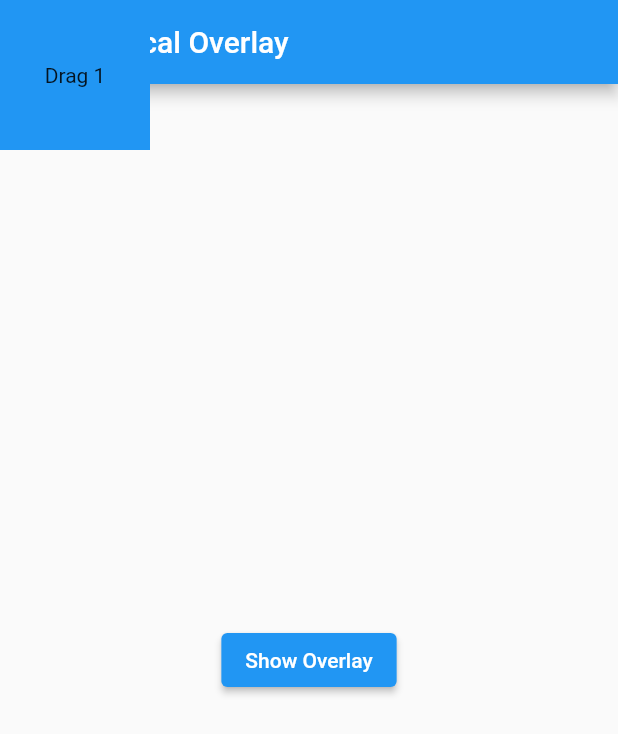
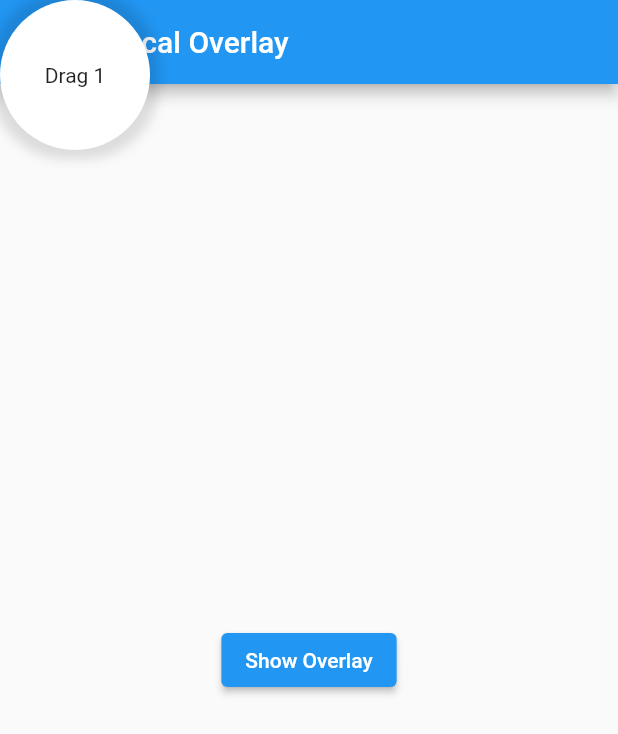
Before and after one commit to sonnts996/overlay_manager, a Flutter app: the screen it shows after launch, after a tap on "Show Overlay", after a tap on "Local Overlay", on a phone screen of 412 x 824 dp. Shown: the top 734 px of the screen. Run offline on Flutter 3.47's test engine with Material 2 defaults, Android fonts, the phone set to English and light mode, and no system bars.

Commit message:
feature(rearrange) - Fix: OverlayManagerEntry generic type. - New Feature: Rearrange entry.

```diff
--- a/example/lib/home_page.dart
+++ b/example/lib/home_page.dart
@@ -24,6 +24,20 @@ class _MyHomePageState extends State<MyHomePage> {
     super.initState();
   }
 
+  Future<void> showOverlay(int id) async {
+    manager.show(
+      mode: OverlayMode.transparent,
+      builder: (context, entry) {
+        return Bubble(
+          id: id,
+          moveToTop: () {
+            entry.rearrange((manager.topEntry?.elevation ?? 0) + 1);
+          },
+        );
+      },
+    );
+  }
+
   @override
   Widget build(BuildContext context) {
     return Scaffold(
@@ -37,15 +51,11 @@ class _MyHomePageState extends State<MyHomePage> {
             children: [
               ElevatedButton(
                   onPressed: () {
-                    manager.show(
-                      mode: OverlayMode.transparent,
-                      builder: (context, entry) {
-                        count++;
-                        return Bubble(id: count);
-                      },
-                    );
+                    count++;
+                    showOverlay(count);
                   },
                   child: const Text('Show Overlay')),
+              const SizedBox(height: 8),
               ElevatedButton(
                   onPressed: () {
                     Navigator.push(
@@ -66,9 +76,11 @@ class Bubble extends StatefulWidget {
   const Bubble({
     Key? key,
     required this.id,
+    required this.moveToTop,
   }) : super(key: key);
 
   final int id;
+  final void Function() moveToTop;
 
   @override
   State<StatefulWidget> createState() {
@@ -97,22 +109,29 @@ class _BubbleState extends State<Bubble> {
           top: position.dy - height + 20,
           child: Draggable(
             child: GestureDetector(
-              onTap: () => print('pressed'),
+              onDoubleTap: widget.moveToTop,
               child: Container(
                 width: width,
                 height: height,
-                color: Colors.blue,
+                decoration: BoxDecoration(
+                    borderRadius: BorderRadius.circular(50),
+                    color: Colors.white,
+                    boxShadow: const [BoxShadow(color: Colors.black12, blurRadius: 6, spreadRadius: 6)]),
                 child: Center(
                   child: Text("Drag $_id"),
                 ),
               ),
             ),
             feedback: Material(
+              color: Colors.transparent,
               child: Container(
                 child: Center(
                   child: Text("Drag $_id"),
                 ),
-                color: Colors.red[800],
+                decoration: BoxDecoration(
+                    borderRadius: BorderRadius.circular(50),
+                    color: Colors.white38,
+                    boxShadow: const [BoxShadow(color: Colors.black12, blurRadius: 6, spreadRadius: 6)]),
                 width: width,
                 height: height,
               ),
--- a/example/lib/overlay_page.dart
+++ b/example/lib/overlay_page.dart
@@ -21,7 +21,7 @@ class _OverlayPageState extends State<OverlayPage> {
   @override
   void initState() {
     super.initState();
-    WidgetsBinding.instance?.addPostFrameCallback((timeStamp) {
+    WidgetsBinding.instance.addPostFrameCallback((timeStamp) {
       _manager = ContextOverlayManager(context: context);
     });
   }
--- a/lib/src/manager/overlay_manager.dart
+++ b/lib/src/manager/overlay_manager.dart
@@ -26,7 +26,7 @@ class _OverlayManagerEntry<T> extends OverlayManagerEntry<T> {
   bool get closed => _closed;
 
   @override
-  void close(T? value) {
+  void close([T? value]) {
     if (!closed) {
       _overlay.remove();
       (manager as _OverlayManager)._remove(this);
@@ -77,7 +77,7 @@ abstract class _OverlayManager extends OverlayManager {
 
   @override
   OverlayManagerEntry<T> show<T>({
-    required OverlayBuilder builder,
+    required OverlayBuilder<T> builder,
     bool isDismissible = true,
     OverlayDismiss<T>? onDismiss,
     Color barrierColor = Colors.black45,
@@ -87,9 +87,8 @@ abstract class _OverlayManager extends OverlayManager {
     final _entry = _OverlayManagerEntry<T>(
         manager: this,
         onDismiss: onDismiss,
-        isDismissible: isDismissible,
-        elevation: elevation);
-    _entry._overlay = _create(
+        isDismissible: isDismissible, elevation: elevation);
+    _entry._overlay = _create<T>(
       builder: builder,
       entry: _entry,
       onDismiss: onDismiss,
@@ -98,23 +97,39 @@ abstract class _OverlayManager extends OverlayManager {
       mode: mode,
     );
 
-    _entries.add(_entry);
-    _entries.sort((a, b) => a.compareTo(b));
+    if (_entries.length == 1) {
+      _entries.add(_entry);
+      _overlay.insert(_entry._overlay);
+    } else {
+      OverlayManagerEntry? above;
+      try {
+        above = _entries.firstWhere((element) => element.elevation > elevation);
+      } catch (e) {
+        above = null;
+      }
 
-    _overlay.insert(
-      _entry._overlay,
-    );
-
-    // _overlay.rearrange(
-    //   _entries.map((e) => (e as _OverlayManagerEntry)._overlay),
-    // );
-
+      if (above == null) {
+        _entries.add(_entry);
+        _overlay.insert(_entry._overlay);
+      } else {
+        int index = _entries.indexOf(above);
+        _entries.insert(index, _entry);
+        _overlay.insert(_entry._overlay, above: (above as _OverlayManagerEntry)._overlay);
+      }
+    }
     return _entry;
   }
 
+  @override
+  void rearrange() {
+    _entries.sort((a, b) => a.compareTo(b));
+    final newEntries = _entries.map((e) => (e as _OverlayManagerEntry)._overlay);
+    _overlay.rearrange(newEntries, below: newEntries.first);
+  }
+
   OverlayEntry _create<T>({
-    required OverlayBuilder builder,
-    required OverlayManagerEntry entry,
+    required OverlayBuilder<T> builder,
+    required OverlayManagerEntry<T> entry,
     bool isDismissible = true,
     OverlayDismiss<T>? onDismiss,
     Color barrierColor = Colors.black45,
@@ -126,6 +141,7 @@ abstract class _OverlayManager extends OverlayManager {
       }
       return OverlayEntry(
         opaque: false,
+        maintainState: true,
         builder: (context) => GestureDetector(
           behavior: HitTestBehavior.deferToChild,
           onTap: !isDismissible ? null : () => entry.close(null),
@@ -141,13 +157,13 @@ abstract class _OverlayManager extends OverlayManager {
     } else if (mode == OverlayMode.transparent) {
       return OverlayEntry(
         opaque: false,
-        builder: (context) => Material(
-            type: MaterialType.transparency,
-            child: builder.call(context, entry)),
+        maintainState: true,
+        builder: (context) => Material(type: MaterialType.transparency, child: builder.call(context, entry)),
       );
     } else {
       return OverlayEntry(
         opaque: false,
+        maintainState: true,
         builder: (context) => builder.call(context, entry),
       );
     }
@@ -193,6 +209,6 @@ class ContextOverlayManager extends _OverlayManager {
 
   @override
   OverlayState get _overlay {
-    return Overlay.of(context!)!;
+    return Overlay.of(context!);
   }
 }
--- a/lib/src/models/functions.dart
+++ b/lib/src/models/functions.dart
@@ -10,9 +10,9 @@ import 'overlay_manager_entry.dart';
 ///
 /// OverlayBuilder returns the overlay a widget to display on the screen,
 /// with [context] and an OverlayManagerEntry [entry] to manage the overlay.
-typedef OverlayBuilder = Widget Function(
+typedef OverlayBuilder<T> = Widget Function(
   BuildContext context,
-  OverlayManagerEntry entry,
+  OverlayManagerEntry<T> entry,
 );
 
 ///
--- a/lib/src/models/overlay_manager_entry.dart
+++ b/lib/src/models/overlay_manager_entry.dart
@@ -26,15 +26,24 @@ abstract class OverlayManagerEntry<T> extends Comparable {
   /// Used for internal! [isDismissible] is true if the overlay can be close automatically.
   final bool isDismissible;
 
-  /// In development, the [elevation] provides layer position of this overlay in manage
-  final double elevation;
+  /// The [elevation] provides the layer's z-index position of this overlay in manage.
+  /// Call [OverlayManager.rearrange] or use [OverlayManagerEntry.rearrange] to apply the new overlay elevation order.
+  ///
+  /// Note: Nothing happens if there is no the [rearrange] function is called.
+  double elevation;
+
+  /// Rearrange entry with [newElevation]
+  void rearrange(double newElevation) {
+    elevation = newElevation;
+    manager.rearrange();
+  }
 
   /// [closed] is true if this overlay is closed.
   /// each overlay can be shown only one time and can not be reused if it is closed
   bool get closed;
 
   /// close this overlay if [closed] is false and return T [value] for [onDismiss]
-  void close(T? value);
+  void close([T? value]);
 
   @override
   int compareTo(other) {
--- a/lib/src/overlay_manager.base.dart
+++ b/lib/src/overlay_manager.base.dart
@@ -40,6 +40,9 @@ abstract class OverlayManager {
   /// The top entry in this manager, null if this entries list in the manager is empty.
   OverlayManagerEntry? get topEntry;
 
+  /// Rearrange the entries in this manager by elevation
+  void rearrange();
+
   /// Every time [show] is called, an overlay will be created and displayed on the screen with [elevation].
   /// The widget will be taken from [builder].
   /// If [mode] is equal to [OverlayMode.opaque], [barrierColor] will be applied.
@@ -48,7 +51,7 @@ abstract class OverlayManager {
   /// Note that the overlay cannot be closed by out click if [mode] is different from [OverlayMode.opaque],
   /// then the widgets below are touchable.
   OverlayManagerEntry<T> show<T>({
-    required OverlayBuilder builder,
+    required OverlayBuilder<T> builder,
     bool isDismissible = true,
     OverlayDismiss<T>? onDismiss,
     Color barrierColor = Colors.black45,
```
Also changed, not shown: pubspec.yaml (+4 -4 lines), example/pubspec.lock, 2 other files.
